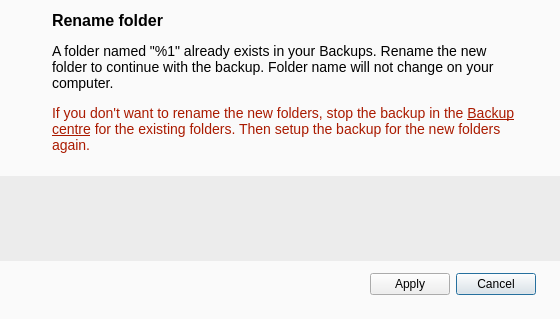
Before: the Qt Designer form src/MEGASync/gui/macx/BackupNameConflictDialog.ui in meganz/MEGAsync, drawn with Qt 5.
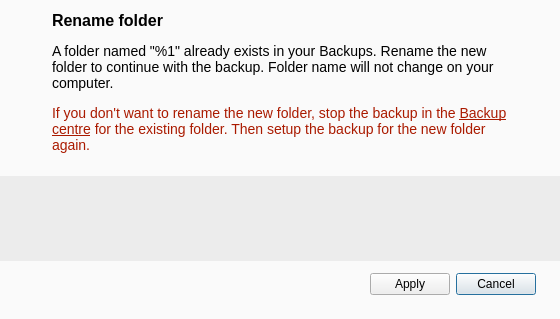
After: the same form once the commit is applied. Icons and pictures are not drawn.

Commit message: BAC-183. Code cleanup and consolidation before release - refresh, cleanup icons - code cleanup (warnings, comments...) - re-organize files - update strings - other fixes (set MyBackups handling, checkboxes in Windows...)

What changed in the file:
```diff
--- a/src/MEGASync/gui/macx/BackupNameConflictDialog.ui
+++ b/src/MEGASync/gui/macx/BackupNameConflictDialog.ui
@@ -128,7 +128,7 @@
 }</string>
        </property>
        <property name="text">
-        <string>&lt;html&gt;&lt;head/&gt;&lt;body&gt;&lt;p&gt;If you don't want to rename the new folders, stop the backup in the &lt;a href=&quot;https://13755-backup-center.developers.mega.co.nz/fm/backups&quot;&gt;&lt;span style=&quot; text-decoration: underline; color:#aa1a00;&quot;&gt;Backup centre&lt;/span&gt;&lt;/a&gt; for the existing folders. Then setup the backup for the new folders again. &lt;/p&gt;&lt;/body&gt;&lt;/html&gt;</string>
+        <string>&lt;html&gt;&lt;head/&gt;&lt;body&gt;&lt;p&gt;If you don't want to rename the new folder, stop the backup in the &lt;a href=&quot;https://13755-backup-center.developers.mega.co.nz/fm/backups&quot;&gt;&lt;span style=&quot; text-decoration: underline; color:#aa1a00;&quot;&gt;Backup centre&lt;/span&gt;&lt;/a&gt; for the existing folder. Then setup the backup for the new folder again. &lt;/p&gt;&lt;/body&gt;&lt;/html&gt;</string>
        </property>
        <property name="textFormat">
         <enum>Qt::RichText</enum>
```
Left out of the diff: 2 changed lines with no effect on the pictures. The commit also changes 211 other files.
